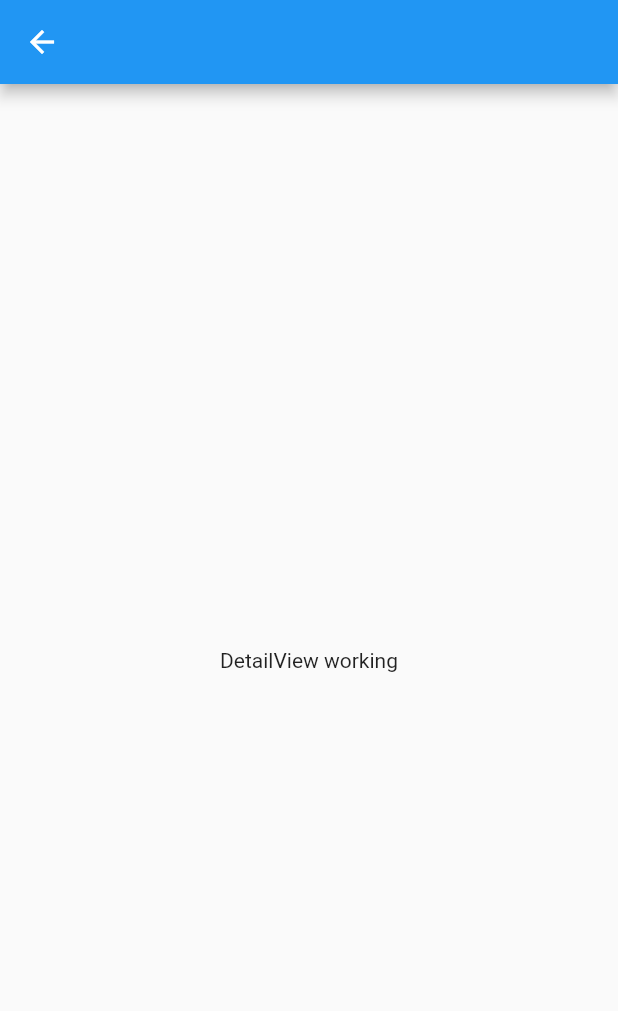
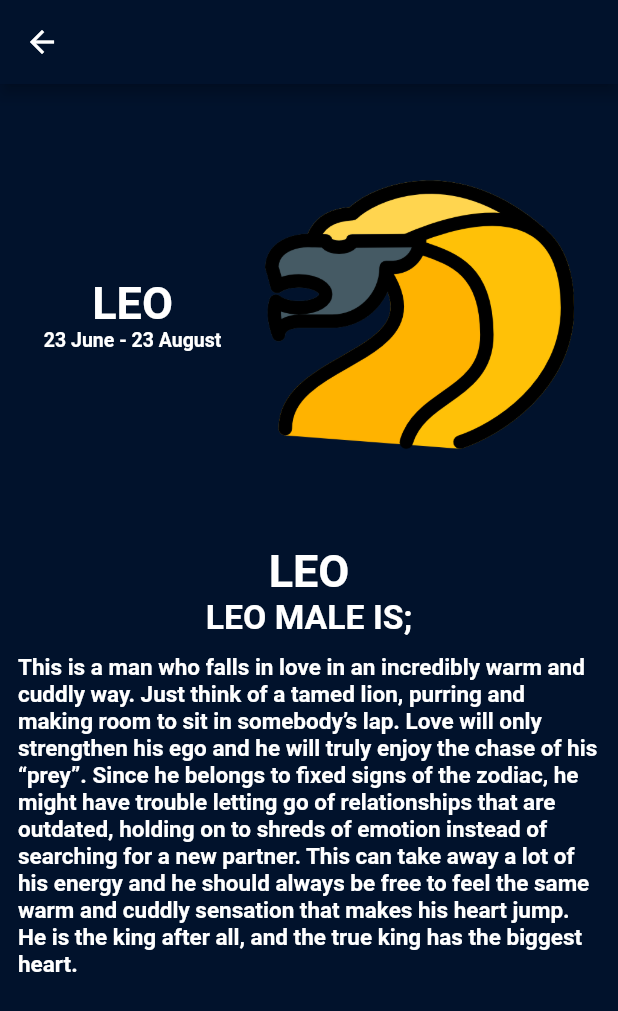
Before and after one commit to emreozturk7/horoscope_guide, a Flutter app: the DetailView screen opened by its route, on a phone screen of 412 x 824 dp. Shown: the top 1011 px of the screen. Run offline on Flutter 3.47's test engine with Material 2 defaults, Android fonts, the phone set to English and light mode, and no system bars; our stand-ins replace firebase_core, get, lottie; accounts and stored records are empty.

Commit message:
Detail View Update

```diff
--- a/lib/detail/detail_view.dart
+++ b/lib/detail/detail_view.dart
@@ -7,11 +7,93 @@ class DetailView extends StatelessWidget {
 
   @override
   Widget build(BuildContext context) {
+    var deviceSize = MediaQuery.of(context).size;
     return Scaffold(
-      appBar: AppBar(),
+      appBar: AppBar(
+        backgroundColor: const Color(0xFF01122C),
+      ),
       body: Center(
         child: Container(
-          child: Text('DetailView working'),
+          color: const Color(0xFF01122C),
+          child: Column(
+            children: [
+              Expanded(
+                flex: 2,
+                child: Row(
+                  mainAxisAlignment: MainAxisAlignment.spaceEvenly,
+                  children: [
+                    Column(
+                      mainAxisAlignment: MainAxisAlignment.center,
+                      crossAxisAlignment: CrossAxisAlignment.center,
+                      children: const [
+                        Text(
+                          'LEO',
+                          style: TextStyle(
+                            fontWeight: FontWeight.bold,
+                            fontSize: 30,
+                            color: Colors.white,
+                          ),
+                        ),
+                        Text(
+                          '23 June - 23 August',
+                          style: TextStyle(
+                            fontWeight: FontWeight.bold,
+                            fontSize: 13,
+                            color: Colors.white,
+                          ),
+                        ),
+                      ],
+                    ),
+                    Image.asset(
+                      'assets/horoscopes/leo.png',
+                      height: deviceSize.height / 2,
+                      width: deviceSize.width / 2,
+                    ),
+                  ],
+                ),
+              ),
+              Expanded(
+                flex: 3,
+                child: Column(
+                  children: const [
+                    Text(
+                      'LEO',
+                      style: TextStyle(
+                        color: Colors.white,
+                        fontWeight: FontWeight.bold,
+                        fontSize: 30,
+                      ),
+                    ),
+                    Text(
+                      'LEO MALE IS;',
+                      style: TextStyle(
+                        color: Colors.white,
+                        fontWeight: FontWeight.bold,
+                        fontSize: 22.5,
+                      ),
+                    ),
+                    Padding(
+                      padding: EdgeInsets.all(12.0),
+                      child: Text(
+                        'This is a man who falls in love in an incredibly warm and cuddly way. '
+                        'Just think of a tamed lion, purring and making room to sit in somebody’s lap.'
+                        ' Love will only strengthen his ego and he will truly enjoy the chase of his “prey”. '
+                        'Since he belongs to fixed signs of the zodiac, he might have trouble letting go of '
+                        'relationships that are outdated, holding on to shreds of emotion instead of searching for a new partner.'
+                        ' This can take away a lot of his energy and he should always be free to feel the same warm and cuddly sensation '
+                        'that makes his heart jump. He is the king after all, and the true king has the biggest heart.',
+                        style: TextStyle(
+                          color: Colors.white,
+                          fontWeight: FontWeight.bold,
+                          fontSize: 15,
+                        ),
+                      ),
+                    ),
+                  ],
+                ),
+              ),
+            ],
+          ),
         ),
       ),
     );
```
